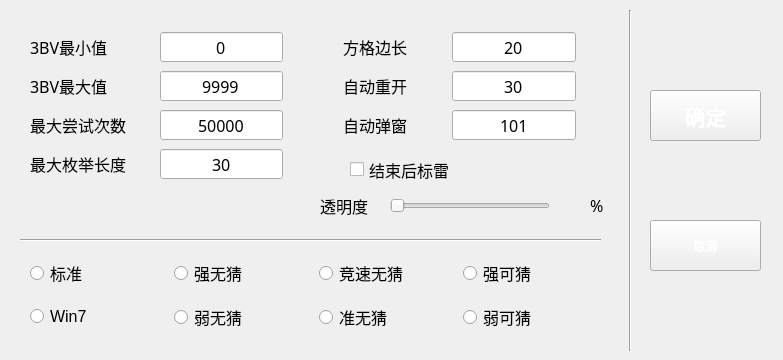
Above: uiFiles/ui_gs.ui from eee555/Solvable-Minesweeper before the change. Below: the same form after it.
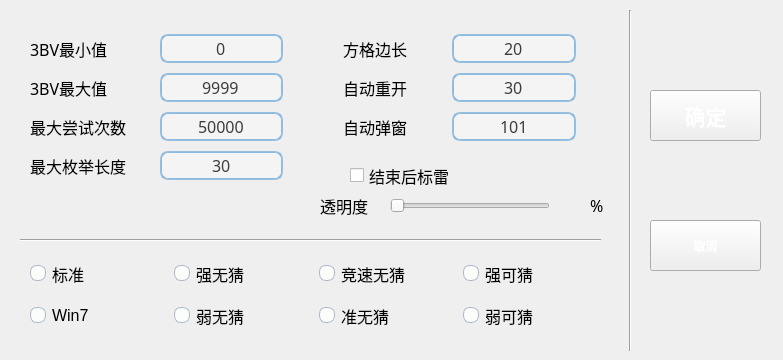
That is the form after the change. Icons and pictures are not drawn.

```diff
--- a/uiFiles/ui_gs.ui
+++ b/uiFiles/ui_gs.ui
@@ -32,6 +32,9 @@
    <iconset>
     <normaloff>media/cat.ico</normaloff>media/cat.ico</iconset>
   </property>
+  <property name="styleSheet">
+   <string notr="true"/>
+  </property>
   <widget class="QPushButton" name="pushButton">
    <property name="geometry">
     <rect>
@@ -130,6 +133,23 @@
         <pointsize>12</pointsize>
        </font>
       </property>
+      <property name="styleSheet">
+       <string notr="true">QRadioButton::indicator {
+    height: 14px;
+    width: 14px;
+    border-style:solid;
+    border-radius:7px;
+    border-width: 1px;
+}
+QRadioButton::indicator:checked {
+    border-color: #48a5fd;
+    background-color: qradialgradient(cx:0.5, cy:0.5, radius:0.4,fx:0.5, fy:0.5, stop:0 #ffffff, stop:0.5 #ffffff, stop:0.6 #48a5fd, stop:1 #48a5fd);
+}
+QRadioButton::indicator:!checked {
+    border-color: #a9b7c6;
+    background-color: #fbfdfa;
+}</string>
+      </property>
       <property name="text">
        <string>标准</string>
       </property>
@@ -143,6 +163,23 @@
         <pointsize>12</pointsize>
        </font>
       </property>
+      <property name="styleSheet">
+       <string notr="true">QRadioButton::indicator {
+    height: 14px;
+    width: 14px;
+    border-style:solid;
+    border-radius:7px;
+    border-width: 1px;
+}
+QRadioButton::indicator:checked {
+    border-color: #48a5fd;
+    background-color: qradialgradient(cx:0.5, cy:0.5, radius:0.4,fx:0.5, fy:0.5, stop:0 #ffffff, stop:0.5 #ffffff, stop:0.6 #48a5fd, stop:1 #48a5fd);
+}
+QRadioButton::indicator:!checked {
+    border-color: #a9b7c6;
+    background-color: #fbfdfa;
+}</string>
+      </property>
       <property name="text">
        <string>强可猜</string>
       </property>
@@ -156,6 +193,23 @@
         <pointsize>12</pointsize>
        </font>
       </property>
+      <property name="styleSheet">
+       <string notr="true">QRadioButton::indicator {
+    height: 14px;
+    width: 14px;
+    border-style:solid;
+    border-radius:7px;
+    border-width: 1px;
+}
+QRadioButton::indicator:checked {
+    border-color: #48a5fd;
+    background-color: qradialgradient(cx:0.5, cy:0.5, radius:0.4,fx:0.5, fy:0.5, stop:0 #ffffff, stop:0.5 #ffffff, stop:0.6 #48a5fd, stop:1 #48a5fd);
+}
+QRadioButton::indicator:!checked {
+    border-color: #a9b7c6;
+    background-color: #fbfdfa;
+}</string>
+      </property>
       <property name="text">
        <string>弱无猜</string>
       </property>
@@ -169,6 +223,23 @@
         <pointsize>12</pointsize>
        </font>
       </property>
+      <property name="styleSheet">
+       <string notr="true">QRadioButton::indicator {
+    height: 14px;
+    width: 14px;
+    border-style:solid;
+    border-radius:7px;
+    border-width: 1px;
+}
+QRadioButton::indicator:checked {
+    border-color: #48a5fd;
+    background-color: qradialgradient(cx:0.5, cy:0.5, radius:0.4,fx:0.5, fy:0.5, stop:0 #ffffff, stop:0.5 #ffffff, stop:0.6 #48a5fd, stop:1 #48a5fd);
+}
+QRadioButton::indicator:!checked {
+    border-color: #a9b7c6;
+    background-color: #fbfdfa;
+}</string>
+      </property>
       <property name="text">
        <string>竞速无猜</string>
       </property>
@@ -182,6 +253,23 @@
         <pointsize>12</pointsize>
        </font>
       </property>
+      <property name="styleSheet">
+       <string notr="true">QRadioButton::indicator {
+    height: 14px;
+    width: 14px;
+    border-style:solid;
+    border-radius:7px;
+    border-width: 1px;
+}
+QRadioButton::indicator:checked {
+    border-color: #48a5fd;
+    background-color: qradialgradient(cx:0.5, cy:0.5, radius:0.4,fx:0.5, fy:0.5, stop:0 #ffffff, stop:0.5 #ffffff, stop:0.6 #48a5fd, stop:1 #48a5fd);
+}
+QRadioButton::indicator:!checked {
+    border-color: #a9b7c6;
+    background-color: #fbfdfa;
+}</string>
+      </property>
       <property name="text">
        <string>弱可猜</string>
       </property>
@@ -195,6 +283,23 @@
         <pointsize>12</pointsize>
        </font>
       </property>
+      <property name="styleSheet">
+       <string notr="true">QRadioButton::indicator {
+    height: 14px;
+    width: 14px;
+    border-style:solid;
+    border-radius:7px;
+    border-width: 1px;
+}
+QRadioButton::indicator:checked {
+    border-color: #48a5fd;
+    background-color: qradialgradient(cx:0.5, cy:0.5, radius:0.4,fx:0.5, fy:0.5, stop:0 #ffffff, stop:0.5 #ffffff, stop:0.6 #48a5fd, stop:1 #48a5fd);
+}
+QRadioButton::indicator:!checked {
+    border-color: #a9b7c6;
+    background-color: #fbfdfa;
+}</string>
+      </property>
       <property name="text">
        <string>Win7</string>
       </property>
@@ -208,6 +313,23 @@
         <pointsize>12</pointsize>
        </font>
       </property>
+      <property name="styleSheet">
+       <string notr="true">QRadioButton::indicator {
+    height: 14px;
+    width: 14px;
+    border-style:solid;
+    border-radius:7px;
+    border-width: 1px;
+}
+QRadioButton::indicator:checked {
+    border-color: #48a5fd;
+    background-color: qradialgradient(cx:0.5, cy:0.5, radius:0.4,fx:0.5, fy:0.5, stop:0 #ffffff, stop:0.5 #ffffff, stop:0.6 #48a5fd, stop:1 #48a5fd);
+}
+QRadioButton::indicator:!checked {
+    border-color: #a9b7c6;
+    background-color: #fbfdfa;
+}</string>
+      </property>
       <property name="text">
        <string>强无猜</string>
       </property>
@@ -221,6 +343,23 @@
         <pointsize>12</pointsize>
        </font>
       </property>
+      <property name="styleSheet">
+       <string notr="true">QRadioButton::indicator {
+    height: 14px;
+    width: 14px;
+    border-style:solid;
+    border-radius:7px;
+    border-width: 1px;
+}
+QRadioButton::indicator:checked {
+    border-color: #48a5fd;
+    background-color: qradialgradient(cx:0.5, cy:0.5, radius:0.4,fx:0.5, fy:0.5, stop:0 #ffffff, stop:0.5 #ffffff, stop:0.6 #48a5fd, stop:1 #48a5fd);
+}
+QRadioButton::indicator:!checked {
+    border-color: #a9b7c6;
+    background-color: #fbfdfa;
+}</string>
+      </property>
       <property name="text">
        <string>准无猜</string>
       </property>
@@ -365,6 +504,17 @@
         <pointsize>12</pointsize>
        </font>
       </property>
+      <property name="styleSheet">
+       <string notr="true">border-width: 2px;
+border-radius: 8px;
+border-style: solid;
+border-top-color: qlineargradient(spread:pad, x1:0.5, y1:1, x2:0.5, y2:0, stop:0 #85b7e3, stop:1 #9ec1db);
+border-right-color: qlineargradient(spread:pad, x1:0, y1:0, x2:1, y2:0, stop:0 #85b7e3, stop:1 #9ec1db);
+border-bottom-color: qlineargradient(spread:pad, x1:0.5, y1:0, x2:0.5, y2:1, stop:0 #85b7e3, stop:1 #9ec1db);
+border-left-color: qlineargradient(spread:pad, x1:1, y1:0, x2:0, y2:0, stop:0 #85b7e3, stop:1 #9ec1db);
+background-color: #f4f4f4;
+color: #3d3d3d;</string>
+      </property>
       <property name="frame">
        <bool>true</bool>
       </property>
@@ -424,6 +574,17 @@
         <pointsize>12</pointsize>
        </font>
       </property>
+      <property name="styleSheet">
+       <string notr="true">border-width: 2px;
+border-radius: 8px;
+border-style: solid;
+border-top-color: qlineargradient(spread:pad, x1:0.5, y1:1, x2:0.5, y2:0, stop:0 #85b7e3, stop:1 #9ec1db);
+border-right-color: qlineargradient(spread:pad, x1:0, y1:0, x2:1, y2:0, stop:0 #85b7e3, stop:1 #9ec1db);
+border-bottom-color: qlineargradient(spread:pad, x1:0.5, y1:0, x2:0.5, y2:1, stop:0 #85b7e3, stop:1 #9ec1db);
+border-left-color: qlineargradient(spread:pad, x1:1, y1:0, x2:0, y2:0, stop:0 #85b7e3, stop:1 #9ec1db);
+background-color: #f4f4f4;
+color: #3d3d3d;</string>
+      </property>
       <property name="frame">
        <bool>true</bool>
       </property>
@@ -483,6 +644,17 @@
         <pointsize>12</pointsize>
        </font>
       </property>
+      <property name="styleSheet">
+       <string notr="true">border-width: 2px;
+border-radius: 8px;
+border-style: solid;
+border-top-color: qlineargradient(spread:pad, x1:0.5, y1:1, x2:0.5, y2:0, stop:0 #85b7e3, stop:1 #9ec1db);
+border-right-color: qlineargradient(spread:pad, x1:0, y1:0, x2:1, y2:0, stop:0 #85b7e3, stop:1 #9ec1db);
+border-bottom-color: qlineargradient(spread:pad, x1:0.5, y1:0, x2:0.5, y2:1, stop:0 #85b7e3, stop:1 #9ec1db);
+border-left-color: qlineargradient(spread:pad, x1:1, y1:0, x2:0, y2:0, stop:0 #85b7e3, stop:1 #9ec1db);
+background-color: #f4f4f4;
+color: #3d3d3d;</string>
+      </property>
       <property name="frame">
        <bool>true</bool>
       </property>
@@ -548,6 +720,17 @@
         <pointsize>12</pointsize>
        </font>
       </property>
+      <property name="styleSheet">
+       <string notr="true">border-width: 2px;
+border-radius: 8px;
+border-style: solid;
+border-top-color: qlineargradient(spread:pad, x1:0.5, y1:1, x2:0.5, y2:0, stop:0 #85b7e3, stop:1 #9ec1db);
+border-right-color: qlineargradient(spread:pad, x1:0, y1:0, x2:1, y2:0, stop:0 #85b7e3, stop:1 #9ec1db);
+border-bottom-color: qlineargradient(spread:pad, x1:0.5, y1:0, x2:0.5, y2:1, stop:0 #85b7e3, stop:1 #9ec1db);
+border-left-color: qlineargradient(spread:pad, x1:1, y1:0, x2:0, y2:0, stop:0 #85b7e3, stop:1 #9ec1db);
+background-color: #f4f4f4;
+color: #3d3d3d;</string>
+      </property>
       <property name="frame">
        <bool>true</bool>
       </property>
@@ -643,6 +826,17 @@
         <pointsize>12</pointsize>
        </font>
       </property>
+      <property name="styleSheet">
+       <string notr="true">border-width: 2px;
+border-radius: 8px;
+border-style: solid;
+border-top-color: qlineargradient(spread:pad, x1:0.5, y1:1, x2:0.5, y2:0, stop:0 #85b7e3, stop:1 #9ec1db);
+border-right-color: qlineargradient(spread:pad, x1:0, y1:0, x2:1, y2:0, stop:0 #85b7e3, stop:1 #9ec1db);
+border-bottom-color: qlineargradient(spread:pad, x1:0.5, y1:0, x2:0.5, y2:1, stop:0 #85b7e3, stop:1 #9ec1db);
+border-left-color: qlineargradient(spread:pad, x1:1, y1:0, x2:0, y2:0, stop:0 #85b7e3, stop:1 #9ec1db);
+background-color: #f4f4f4;
+color: #3d3d3d;</string>
+      </property>
       <property name="frame">
        <bool>true</bool>
       </property>
@@ -708,6 +902,17 @@
         <pointsize>12</pointsize>
        </font>
       </property>
+      <property name="styleSheet">
+       <string notr="true">border-width: 2px;
+border-radius: 8px;
+border-style: solid;
+border-top-color: qlineargradient(spread:pad, x1:0.5, y1:1, x2:0.5, y2:0, stop:0 #85b7e3, stop:1 #9ec1db);
+border-right-color: qlineargradient(spread:pad, x1:0, y1:0, x2:1, y2:0, stop:0 #85b7e3, stop:1 #9ec1db);
+border-bottom-color: qlineargradient(spread:pad, x1:0.5, y1:0, x2:0.5, y2:1, stop:0 #85b7e3, stop:1 #9ec1db);
+border-left-color: qlineargradient(spread:pad, x1:1, y1:0, x2:0, y2:0, stop:0 #85b7e3, stop:1 #9ec1db);
+background-color: #f4f4f4;
+color: #3d3d3d;</string>
+      </property>
       <property name="frame">
        <bool>true</bool>
       </property>
@@ -773,6 +978,17 @@
         <pointsize>12</pointsize>
        </font>
       </property>
+      <property name="styleSheet">
+       <string notr="true">border-width: 2px;
+border-radius: 8px;
+border-style: solid;
+border-top-color: qlineargradient(spread:pad, x1:0.5, y1:1, x2:0.5, y2:0, stop:0 #85b7e3, stop:1 #9ec1db);
+border-right-color: qlineargradient(spread:pad, x1:0, y1:0, x2:1, y2:0, stop:0 #85b7e3, stop:1 #9ec1db);
+border-bottom-color: qlineargradient(spread:pad, x1:0.5, y1:0, x2:0.5, y2:1, stop:0 #85b7e3, stop:1 #9ec1db);
+border-left-color: qlineargradient(spread:pad, x1:1, y1:0, x2:0, y2:0, stop:0 #85b7e3, stop:1 #9ec1db);
+background-color: #f4f4f4;
+color: #3d3d3d;</string>
+      </property>
       <property name="frame">
        <bool>true</bool>
       </property>
@@ -807,7 +1023,7 @@
      <x>350</x>
      <y>160</y>
      <width>151</width>
-     <height>19</height>
+     <height>31</height>
     </rect>
    </property>
    <property name="font">
@@ -816,6 +1032,9 @@
      <pointsize>12</pointsize>
     </font>
    </property>
+   <property name="styleSheet">
+    <string notr="true"/>
+   </property>
    <property name="text">
     <string>结束后标雷</string>
    </property>
```
Left out of the diff: 5 changed lines with no effect on the pictures.
